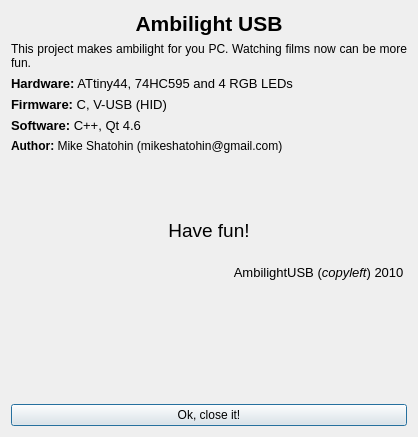
The window that Software/src/aboutdialog.ui (Atarity/Lightpack) describes before a commit, drawn with Qt 5.
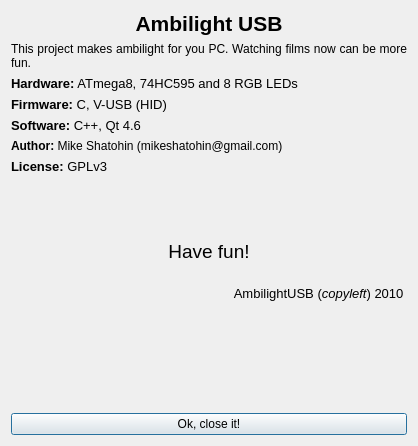
The same window after the commit. Icons and pictures are not drawn.

Commit message: Software: update about dialog (change hardware, added license); update ru_RU translation;

Diff of the .ui file:
```diff
--- a/Software/src/aboutdialog.ui
+++ b/Software/src/aboutdialog.ui
@@ -7,7 +7,7 @@
     <x>0</x>
     <y>0</y>
     <width>418</width>
-    <height>437</height>
+    <height>446</height>
    </rect>
   </property>
   <property name="minimumSize">
@@ -82,7 +82,7 @@
 &lt;html&gt;&lt;head&gt;&lt;meta name=&quot;qrichtext&quot; content=&quot;1&quot; /&gt;&lt;style type=&quot;text/css&quot;&gt;
 p, li { white-space: pre-wrap; }
 &lt;/style&gt;&lt;/head&gt;&lt;body style=&quot; font-family:'Sans'; font-size:10pt; font-weight:400; font-style:normal;&quot;&gt;
-&lt;p style=&quot; margin-top:0px; margin-bottom:0px; margin-left:0px; margin-right:0px; -qt-block-indent:0; text-indent:0px;&quot;&gt;&lt;span style=&quot; font-weight:600;&quot;&gt;Hardware:&lt;/span&gt; ATtiny44, 74HC595 and 4 RGB LEDs&lt;/p&gt;&lt;/body&gt;&lt;/html&gt;</string>
+&lt;p style=&quot; margin-top:0px; margin-bottom:0px; margin-left:0px; margin-right:0px; -qt-block-indent:0; text-indent:0px;&quot;&gt;&lt;span style=&quot; font-weight:600;&quot;&gt;Hardware:&lt;/span&gt; ATmega8, 74HC595 and 8 RGB LEDs&lt;/p&gt;&lt;/body&gt;&lt;/html&gt;</string>
      </property>
      <property name="alignment">
       <set>Qt::AlignJustify|Qt::AlignTop</set>
@@ -157,6 +157,23 @@
      </property>
     </widget>
    </item>
+   <item>
+    <widget class="QLabel" name="label_8">
+     <property name="text">
+      <string>&lt;!DOCTYPE HTML PUBLIC &quot;-//W3C//DTD HTML 4.0//EN&quot; &quot;http://www.w3.org/TR/REC-html40/strict.dtd&quot;&gt;
+&lt;html&gt;&lt;head&gt;&lt;meta name=&quot;qrichtext&quot; content=&quot;1&quot; /&gt;&lt;style type=&quot;text/css&quot;&gt;
+p, li { white-space: pre-wrap; }
+&lt;/style&gt;&lt;/head&gt;&lt;body style=&quot; font-family:'Sans'; font-size:10pt; font-weight:400; font-style:normal;&quot;&gt;
+&lt;p style=&quot; margin-top:0px; margin-bottom:0px; margin-left:0px; margin-right:0px; -qt-block-indent:0; text-indent:0px;&quot;&gt;&lt;span style=&quot; font-weight:600;&quot;&gt;License:&lt;/span&gt; GPLv3&lt;/p&gt;&lt;/body&gt;&lt;/html&gt;</string>
+     </property>
+     <property name="margin">
+      <number>3</number>
+     </property>
+     <property name="textInteractionFlags">
+      <set>Qt::LinksAccessibleByMouse|Qt::TextSelectableByMouse</set>
+     </property>
+    </widget>
+   </item>
    <item>
     <widget class="QLabel" name="labelVersionSoftware">
      <property name="text">
@@ -192,6 +209,12 @@
    </item>
    <item>
     <widget class="QLabel" name="label_4">
+     <property name="sizePolicy">
+      <sizepolicy hsizetype="Preferred" vsizetype="Minimum">
+       <horstretch>0</horstretch>
+       <verstretch>0</verstretch>
+      </sizepolicy>
+     </property>
      <property name="text">
       <string>&lt;!DOCTYPE HTML PUBLIC &quot;-//W3C//DTD HTML 4.0//EN&quot; &quot;http://www.w3.org/TR/REC-html40/strict.dtd&quot;&gt;
 &lt;html&gt;&lt;head&gt;&lt;meta name=&quot;qrichtext&quot; content=&quot;1&quot; /&gt;&lt;style type=&quot;text/css&quot;&gt;
```
The commit also changes 1 other file.
